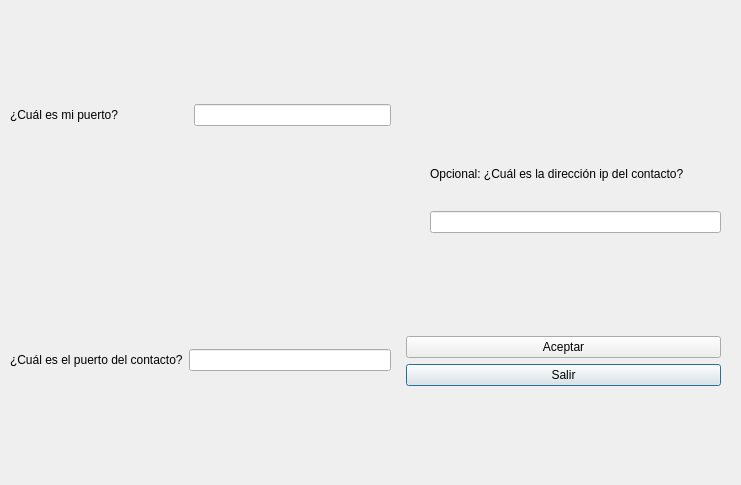
os-baach/Redes2017, file Practica3/GUI/principal.ui: the form before one commit.
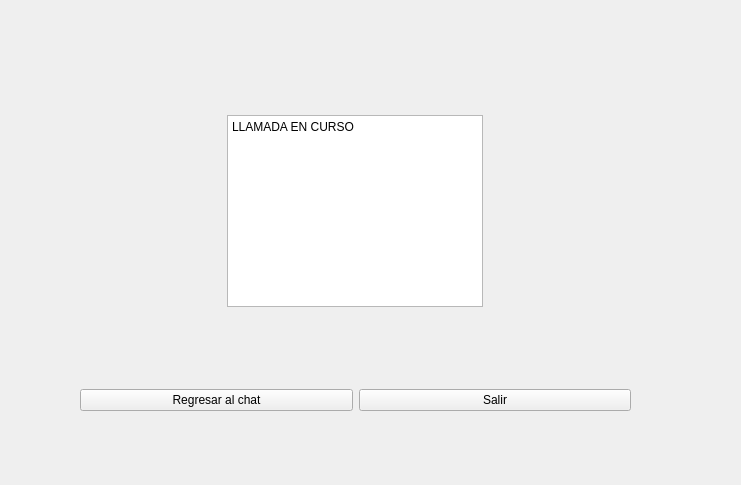
The form after the commit. The open tabs and pages were chosen to show the change.

Commit message: GUI actualizado para la práctica 3

Diff of the .ui file:
```diff
--- a/Practica3/GUI/principal.ui
+++ b/Practica3/GUI/principal.ui
@@ -202,8 +202,51 @@
       </item>
      </layout>
     </widget>
-    <zorder>verticalLayoutWidget</zorder>
-    <zorder>plainTextEdit</zorder>
+   </widget>
+   <widget class="QWidget" name="page_3">
+    <widget class="QWidget" name="verticalLayoutWidget_2">
+     <property name="geometry">
+      <rect>
+       <x>80</x>
+       <y>40</y>
+       <width>551</width>
+       <height>371</height>
+      </rect>
+     </property>
+     <layout class="QVBoxLayout" name="verticalLayout">
+      <item alignment="Qt::AlignHCenter|Qt::AlignVCenter">
+       <widget class="QPlainTextEdit" name="plainTextEdit_2">
+        <property name="plainText">
+         <string>LLAMADA EN CURSO</string>
+        </property>
+        <property name="tabStopWidth">
+         <number>90</number>
+        </property>
+        <property name="textInteractionFlags">
+         <set>Qt::TextSelectableByKeyboard|Qt::TextSelectableByMouse</set>
+        </property>
+       </widget>
+      </item>
+      <item>
+       <layout class="QHBoxLayout" name="horizontalLayout_5">
+        <item>
+         <widget class="QPushButton" name="pushButton_5">
+          <property name="text">
+           <string>Regresar al chat</string>
+          </property>
+         </widget>
+        </item>
+        <item>
+         <widget class="QPushButton" name="pushButton_4">
+          <property name="text">
+           <string>Salir</string>
+          </property>
+         </widget>
+        </item>
+       </layout>
+      </item>
+     </layout>
+    </widget>
    </widget>
   </widget>
  </widget>
```
Left out of the diff: 13 changed lines with no effect on the pictures. The commit also changes 1 other file.
